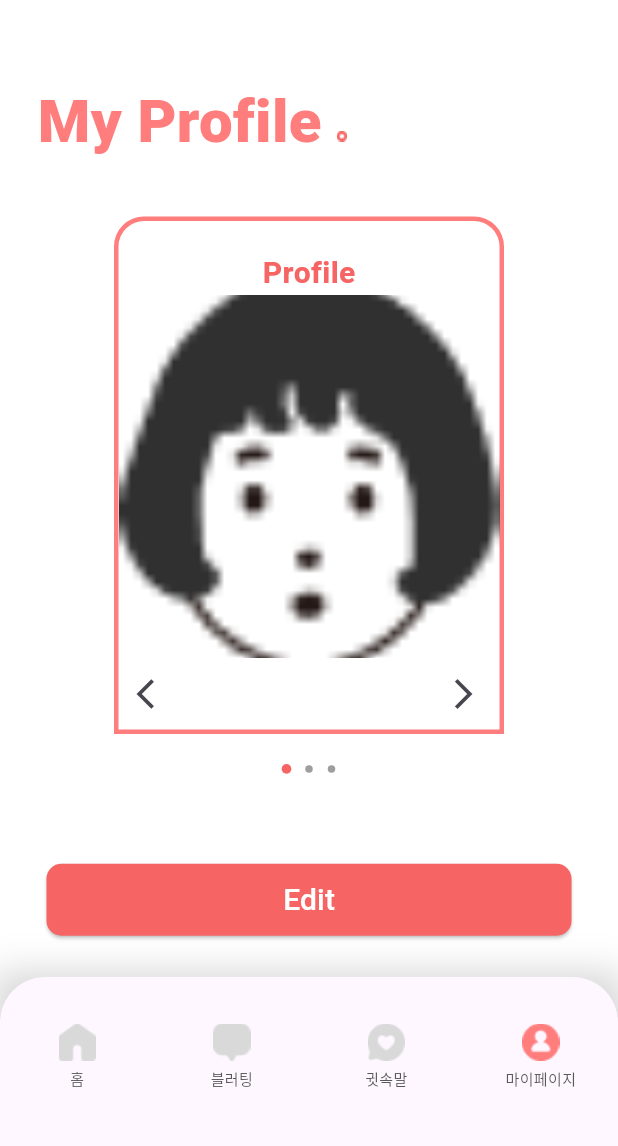
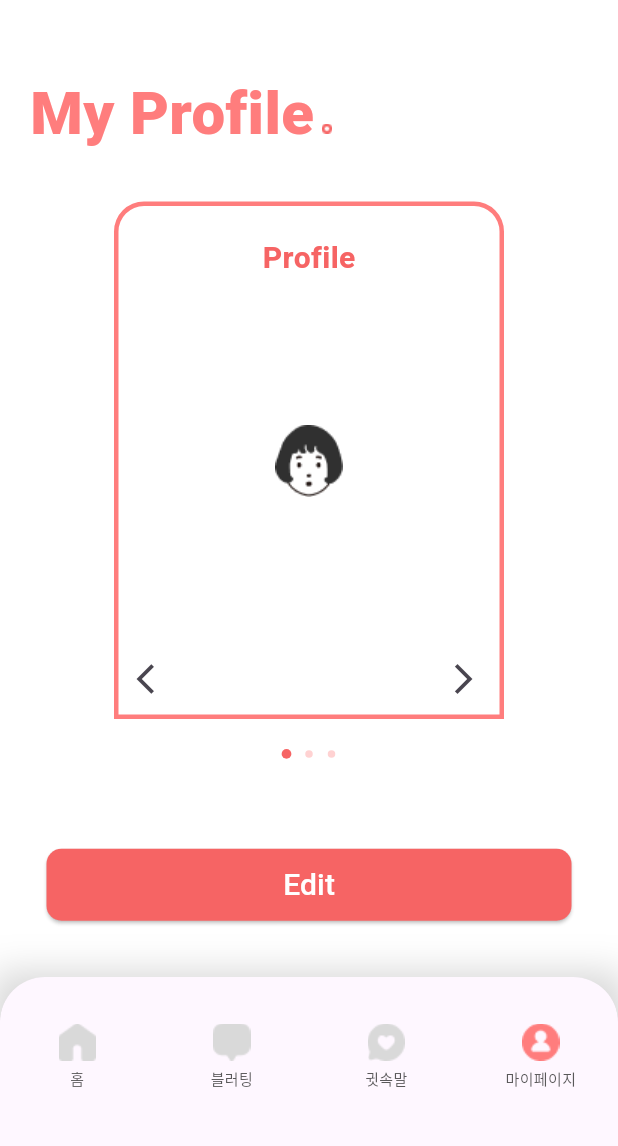
Before and after one commit to txxnrd/Blurting_front, a Flutter app: the screen it shows after launch, item 4 of the bottom bar chosen, on a phone screen of 412 x 824 dp, the part 79-1225 px from its top. Run offline on Flutter 3.47's test engine with Material 3 defaults, Android fonts, the phone set to English and light mode, and no system bars; drawn by our look-alikes of smooth_page_indicator; our stand-ins replace dio, geolocator, image_picker, location, shared_preferences, socket_io_client; network calls fail; Roboto replaces fonts that are missing (Pretendard, pretendard).

Commit message:
fixing: mypage

```diff
--- a/lib/MyPage.dart
+++ b/lib/MyPage.dart
@@ -85,7 +85,6 @@ class _MyPage extends State<MyPage> {
                       child: Row(
                         children: [
                           Container(
-                            margin: EdgeInsets.all(5),
                             child: Text('My Profile',
                                 // textAlign: TextAlign.left,
                                 style: TextStyle(
@@ -144,7 +143,7 @@ class _MyPage extends State<MyPage> {
                                     return Image.asset(
                                       imagePaths[index],
                                       width: 128,
-                                      fit: BoxFit.cover,
+                                      // fit: BoxFit.fill,
                                     );
                                   },
                                 ),
@@ -419,7 +418,7 @@ class _MyPage extends State<MyPage> {
                           controller: mainPageController,
                           count: 3,
                           effect: ScrollingDotsEffect(
-                            dotColor: Colors.grey,
+                            dotColor: Color(0xFFFFD2D2),
                             activeDotColor: Color(0xFFF66464),
                             activeStrokeWidth: 10,
                             activeDotScale: 1.7,
--- a/lib/Utils/utilWidget.dart
+++ b/lib/Utils/utilWidget.dart
@@ -192,7 +192,7 @@ class pointAppbar extends StatelessWidget {
         onPressed: () {},
         child: Container(
           padding: EdgeInsets.all(5),
-          margin: EdgeInsets.all(10),
+          margin: EdgeInsets.all(5),
           decoration: BoxDecoration(
             borderRadius: BorderRadius.circular(30),
             color: mainColor.MainColor.withOpacity(0.5),
@@ -226,7 +226,7 @@ class DateItem extends StatelessWidget {
         style: TextStyle(
           fontSize: 10,
           color: mainColor.lightGray,
-),
+        ),
       ),
     );
   }
@@ -285,7 +285,7 @@ class OtherChat extends StatelessWidget {
               style: TextStyle(
                 fontFamily: "Pretendard",
                 fontSize: 10,
-                  color: mainColor.lightGray,
+                color: mainColor.lightGray,
               ),
             ),
           )
```
Also changed, not shown: lib/pages/homeTab/Home.dart (+14 -2 lines).
